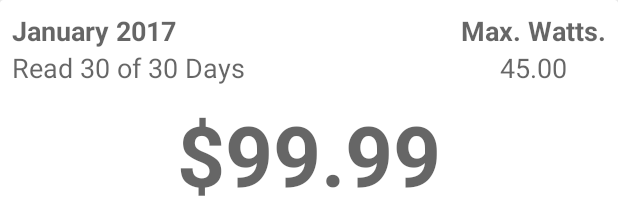
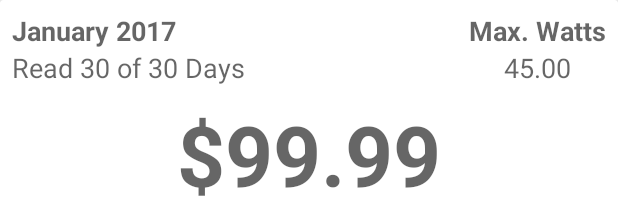
Before and after one commit to brolam/OpenHomeAnalysis, an Android app: the layout holder_energy_use_bill.xml on its own in the app's theme, with its tools: preview values and no code run, on a phone screen of 412 x 824 dp. Shown: the top 211 px of the screen. Run offline under Robolectric (Android 15) with nearby library versions, the phone set to English and light mode, and no system bars.

Commit message:
fix: Remover textos fixo no layout dos cartões holder_energy_use_bill e holder_energy_use_day.

```diff
--- a/Android/appSupervisory/src/main/res/layout/holder_energy_use_bill.xml
+++ b/Android/appSupervisory/src/main/res/layout/holder_energy_use_bill.xml
@@ -47,7 +47,7 @@ Layout para exibir a utilização de energia por conta de energia.
                 style="@style/AppTheme.Card.Title"
                 android:layout_width="wrap_content"
                 android:layout_height="wrap_content"
-                android:text="Max. Watts." />
+                android:text="@string/energy_use_bill_card_title_max_watts" />
 
             <TextView
                 android:id="@+id/textViewWattsMax"
--- a/Android/appSupervisory/src/main/res/layout/holder_energy_use_day.xml
+++ b/Android/appSupervisory/src/main/res/layout/holder_energy_use_day.xml
@@ -47,7 +47,7 @@ Layout para exibir a utilização de energia por dia.
                 style="@style/AppTheme.Card.Title"
                 android:layout_width="wrap_content"
                 android:layout_height="wrap_content"
-                android:text="Max. Watts." />
+                android:text="@string/energy_use_day_card_title_max_watts" />
 
             <TextView
                 android:id="@+id/textViewWattsMax"
```
Also changed, not shown: Android/appSupervisory/src/main/res/values/strings.xml (+6 -5 lines).
